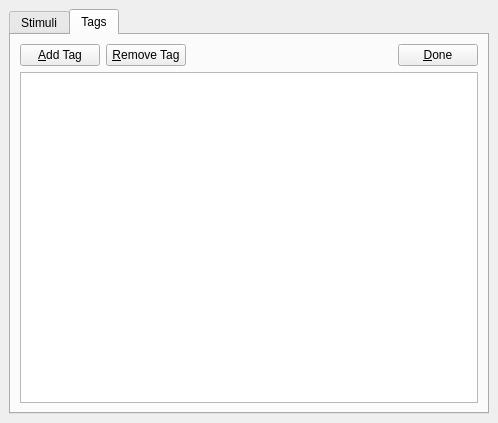
Before: the Qt Designer form src/experiment.ui in SMC-LAB/Eve, drawn with Qt 5.
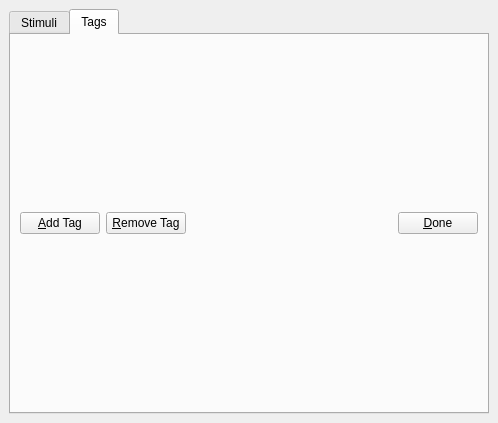
After: the same form once the commit is applied. The open tabs and pages were chosen to show the change.

Commit message: Moved tags view/table code to Tagger

Patch:
```diff
--- a/src/experiment.ui
+++ b/src/experiment.ui
@@ -74,6 +74,8 @@
        </attribute>
        <layout class="QGridLayout" name="gridLayout_2">
         <item row="0" column="0">
+         <layout class="QVBoxLayout" name="verticalLayout_2">
+          <item>
          <layout class="QHBoxLayout" name="horizontalLayout_3">
           <item>
            <widget class="QPushButton" name="addTagPushButton">
@@ -120,21 +122,7 @@
           </item>
          </layout>
         </item>
-        <item row="1" column="0">
-         <widget class="QTableView" name="editTagsView">
-          <property name="selectionMode">
-           <enum>QAbstractItemView::SingleSelection</enum>
-          </property>
-          <property name="selectionBehavior">
-           <enum>QAbstractItemView::SelectRows</enum>
-          </property>
-          <attribute name="horizontalHeaderStretchLastSection">
-           <bool>true</bool>
-          </attribute>
-          <attribute name="verticalHeaderVisible">
-           <bool>false</bool>
-          </attribute>
-         </widget>
+         </layout>
         </item>
        </layout>
       </widget>
```
Lines whose indentation alone changed are shown as unchanged. The commit also changes 8 other files.
